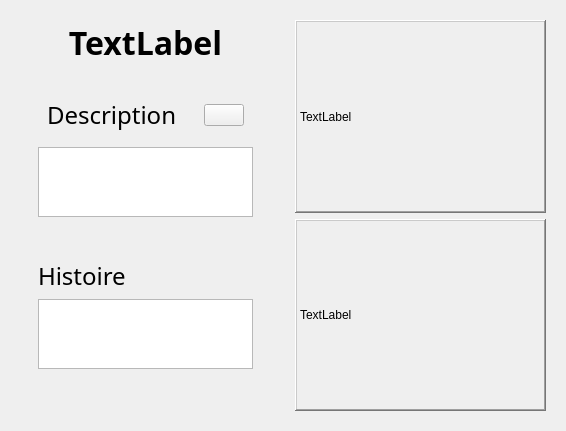
Old version of the form python_modules/view/view_kingdom/book_world_main_page.ui in the repository cyril711/git-MythicWar.
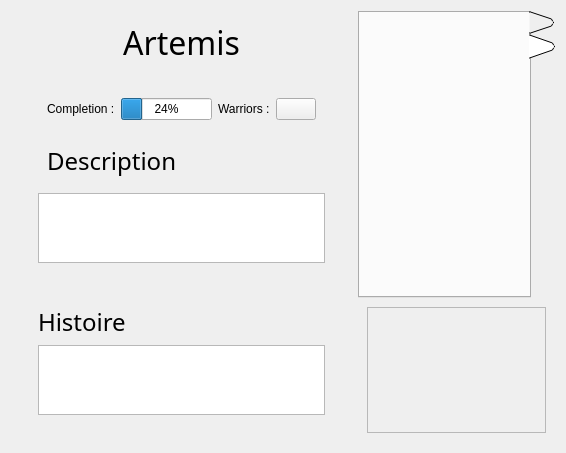
New version of the form.

Patch:
```diff
--- a/python_modules/view/view_kingdom/book_world_main_page.ui
+++ b/python_modules/view/view_kingdom/book_world_main_page.ui
@@ -7,7 +7,7 @@
     <x>0</x>
     <y>0</y>
     <width>566</width>
-    <height>425</height>
+    <height>431</height>
    </rect>
   </property>
   <property name="windowTitle">
@@ -16,19 +16,20 @@
   <layout class="QHBoxLayout" name="horizontalLayout" stretch="1,1">
    <item>
     <widget class="QWidget" name="widget" native="true">
-     <layout class="QVBoxLayout" name="verticalLayout" stretch="1,10,10,0">
+     <layout class="QVBoxLayout" name="verticalLayout" stretch="0,0,10">
       <item>
        <widget class="QLabel" name="Title">
         <property name="font">
          <font>
-          <family>Old English Text MT</family>
+          <family>Nyala</family>
           <pointsize>24</pointsize>
-          <weight>75</weight>
-          <bold>true</bold>
          </font>
         </property>
+        <property name="styleSheet">
+         <string notr="true"/>
+        </property>
         <property name="text">
-         <string>TextLabel</string>
+         <string>Artemis</string>
         </property>
         <property name="alignment">
          <set>Qt::AlignCenter</set>
@@ -42,18 +43,26 @@
           <widget class="QWidget" name="widget_content2" native="true">
            <layout class="QVBoxLayout" name="verticalLayout_3">
             <item>
-             <widget class="QWidget" name="widget_7" native="true">
-              <layout class="QHBoxLayout" name="horizontalLayout_6">
+             <widget class="QWidget" name="widget_5" native="true">
+              <layout class="QHBoxLayout" name="horizontalLayout_4">
                <item>
-                <widget class="QLabel" name="label">
-                 <property name="font">
-                  <font>
-                   <family>Nyala</family>
-                   <pointsize>18</pointsize>
-                  </font>
+                <widget class="QLabel" name="label_4">
+                 <property name="text">
+                  <string>Completion :</string>
                  </property>
+                </widget>
+               </item>
+               <item>
+                <widget class="QProgressBar" name="progressBar">
+                 <property name="value">
+                  <number>24</number>
+                 </property>
+                </widget>
+               </item>
+               <item>
+                <widget class="QLabel" name="label_3">
                  <property name="text">
-                  <string>Description</string>
+                  <string>Warriors :</string>
                  </property>
                 </widget>
                </item>
@@ -76,6 +85,25 @@
               </layout>
              </widget>
             </item>
+            <item>
+             <widget class="QWidget" name="widget_7" native="true">
+              <layout class="QHBoxLayout" name="horizontalLayout_6">
+               <item>
+                <widget class="QLabel" name="label">
+                 <property name="font">
+                  <font>
+                   <family>Nyala</family>
+                   <pointsize>18</pointsize>
+                  </font>
+                 </property>
+                 <property name="text">
+                  <string>Description</string>
+                 </property>
+                </widget>
+               </item>
+              </layout>
+             </widget>
+            </item>
             <item>
              <widget class="QPlainTextEdit" name="descriptionTextEdit">
               <property name="enabled">
@@ -127,41 +155,115 @@
         </layout>
        </widget>
       </item>
-      <item>
-       <widget class="QWidget" name="widget_5" native="true">
-        <layout class="QHBoxLayout" name="horizontalLayout_4"/>
-       </widget>
-      </item>
      </layout>
     </widget>
    </item>
    <item>
     <widget class="QWidget" name="right_page" native="true">
-     <layout class="QVBoxLayout" name="verticalLayout_2" stretch="0,0">
+     <layout class="QVBoxLayout" name="verticalLayout_2" stretch="2,1">
+      <property name="spacing">
+       <number>0</number>
+      </property>
+      <property name="leftMargin">
+       <number>0</number>
+      </property>
+      <property name="topMargin">
+       <number>0</number>
+      </property>
+      <property name="rightMargin">
+       <number>0</number>
+      </property>
+      <property name="bottomMargin">
+       <number>0</number>
+      </property>
       <item>
-       <widget class="QLabel" name="army_picture">
-        <property name="frameShape">
-         <enum>QFrame::WinPanel</enum>
+       <widget class="QTabWidget" name="tabWidget">
+        <property name="sizePolicy">
+         <sizepolicy hsizetype="Preferred" vsizetype="Preferred">
+          <horstretch>0</horstretch>
+          <verstretch>0</verstretch>
+         </sizepolicy>
         </property>
-        <property name="frameShadow">
-         <enum>QFrame::Raised</enum>
+        <property name="tabPosition">
+         <enum>QTabWidget::East</enum>
         </property>
-        <property name="text">
-         <string>TextLabel</string>
+        <property name="tabShape">
+         <enum>QTabWidget::Triangular</enum>
         </property>
+        <property name="currentIndex">
+         <number>1</number>
+        </property>
+        <property name="elideMode">
+         <enum>Qt::ElideNone</enum>
+        </property>
+        <property name="tabsClosable">
+         <bool>false</bool>
+        </property>
+        <widget class="QWidget" name="histo_warrior_page">
+         <attribute name="title">
+          <string/>
+         </attribute>
+         <layout class="QVBoxLayout" name="histo_warrior_layout"/>
+        </widget>
+        <widget class="QWidget" name="pie_page">
+         <property name="sizePolicy">
+          <sizepolicy hsizetype="Preferred" vsizetype="Preferred">
+           <horstretch>0</horstretch>
+           <verstretch>0</verstretch>
+          </sizepolicy>
+         </property>
+         <attribute name="title">
+          <string/>
+         </attribute>
+         <layout class="QVBoxLayout" name="pie_layout">
+          <property name="sizeConstraint">
+           <enum>QLayout::SetDefaultConstraint</enum>
+          </property>
+         </layout>
+        </widget>
        </widget>
       </item>
       <item>
-       <widget class="QLabel" name="land_picture">
-        <property name="frameShape">
-         <enum>QFrame::WinPanel</enum>
-        </property>
-        <property name="frameShadow">
-         <enum>QFrame::Raised</enum>
-        </property>
-        <property name="text">
-         <string>TextLabel</string>
-        </property>
+       <widget class="QWidget" name="groupe_boutton" native="true">
+        <layout class="QVBoxLayout" name="verticalLayout_11">
+         <item>
+          <widget class="QScrollArea" name="scrollArea_3">
+           <property name="sizePolicy">
+            <sizepolicy hsizetype="Preferred" vsizetype="Preferred">
+             <horstretch>0</horstretch>
+             <verstretch>0</verstretch>
+            </sizepolicy>
+           </property>
+           <property name="widgetResizable">
+            <bool>true</bool>
+           </property>
+           <widget class="QWidget" name="groupes_buttons">
+            <property name="geometry">
+             <rect>
+              <x>0</x>
+              <y>0</y>
+              <width>184</width>
+              <height>118</height>
+             </rect>
+            </property>
+            <layout class="QGridLayout" name="groupes_bouttons_layout">
+             <property name="leftMargin">
+              <number>0</number>
+             </property>
+             <property name="topMargin">
+              <number>0</number>
+             </property>
+             <property name="rightMargin">
+              <number>0</number>
+             </property>
+             <property name="bottomMargin">
+              <number>0</number>
+             </property>
+            </layout>
+           </widget>
+          </widget>
+         </item>
+        </layout>
        </widget>
       </item>
      </layout>
```
Left out of the diff: 4 changed lines with no effect on the pictures.
